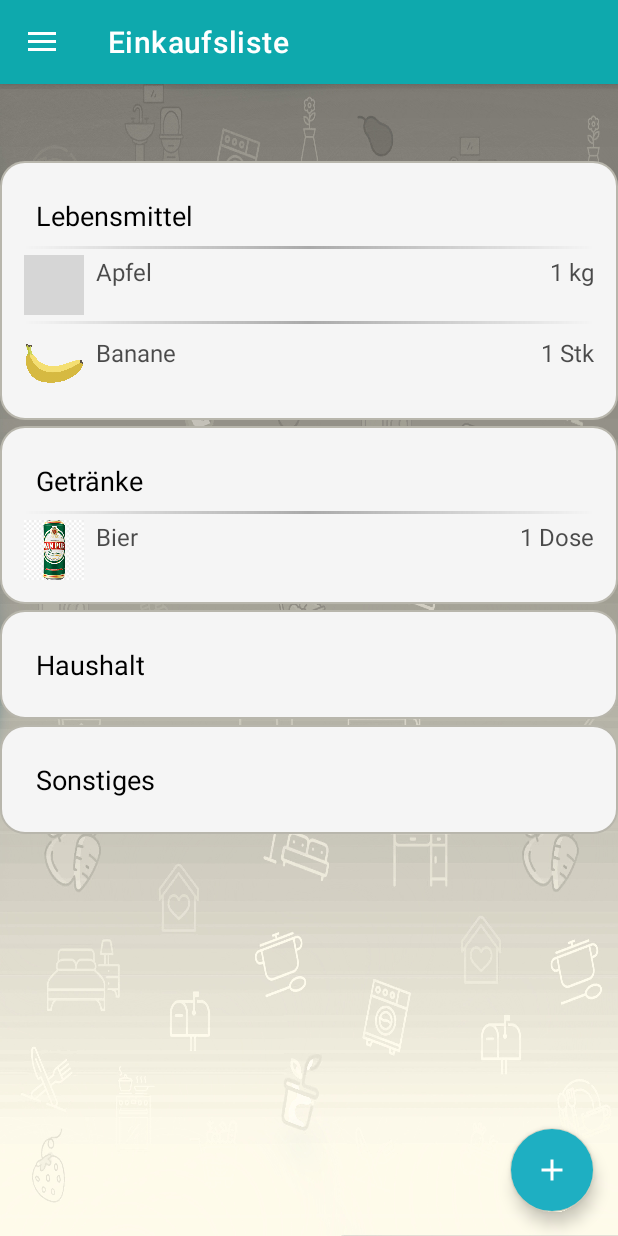
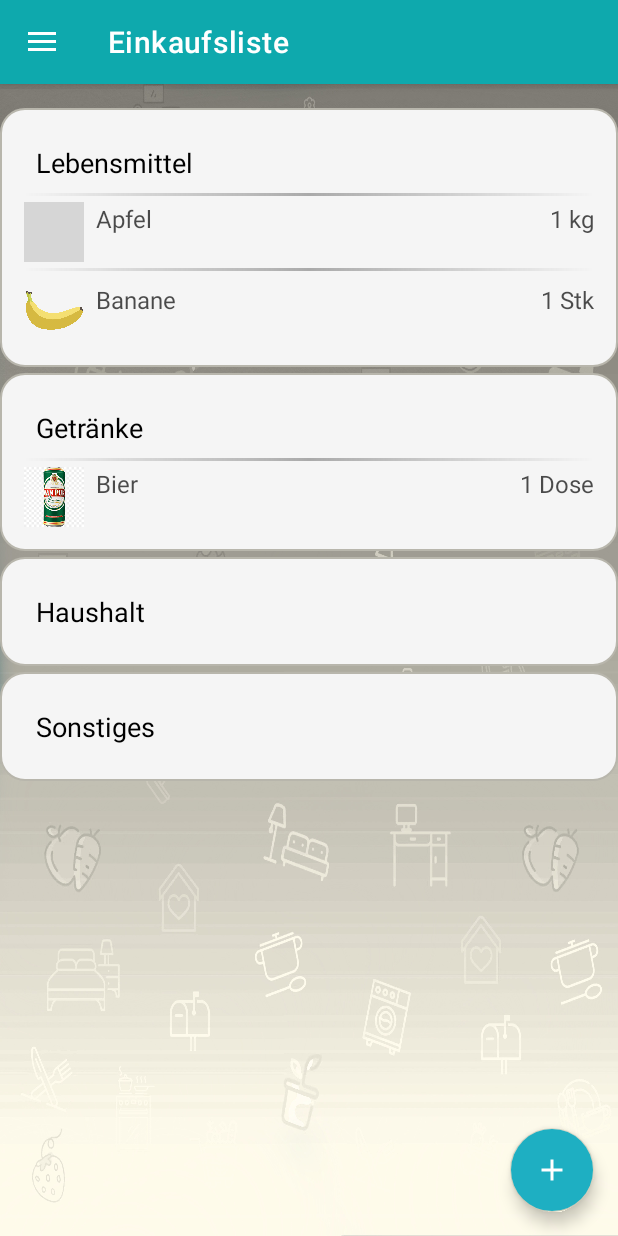
Before and after one commit to RetchBlade/SoftwarePraktikum, an Android app: the screen it shows after launch (MainActivity), in the side drawer, after a tap on "Einkaufsliste", on a phone screen of 412 x 824 dp. Run offline under Robolectric (Android 15) with nearby library versions, the phone set to English and light mode, and no system bars; our stand-ins replace navigation-ui; grey boxes are pictures that could not be loaded.

Commit message:
Container Positionen wurden verbessert - Frontend Einkaufsliste

```diff
--- a/app/src/main/res/layout/fragment_einkaufsliste.xml
+++ b/app/src/main/res/layout/fragment_einkaufsliste.xml
@@ -22,26 +22,29 @@
         app:layout_constraintStart_toStartOf="parent" />
 
     <!-- Lebensmittel Container -->
+
+    <!-- Getränke Container -->
+
     <LinearLayout
         android:id="@+id/lebensmittel_container"
         android:layout_width="0dp"
         android:layout_height="wrap_content"
+        android:background="@drawable/container_background"
         android:orientation="vertical"
         android:padding="16dp"
-        android:layout_marginTop="0dp"
-        android:background="@drawable/container_background"
-        app:layout_constraintTop_toBottomOf="@id/textSlideshow"
+        app:layout_constraintEnd_toEndOf="parent"
+        app:layout_constraintHorizontal_bias="0.0"
         app:layout_constraintStart_toStartOf="parent"
-        app:layout_constraintEnd_toEndOf="parent">
+        app:layout_constraintTop_toTopOf="parent">
 
         <TextView
             android:id="@+id/text_lebensmittel"
             android:layout_width="wrap_content"
             android:layout_height="wrap_content"
+            android:padding="8dp"
             android:text="Lebensmittel"
-            android:padding="8dp"
-            android:textSize="18sp"
-            android:textColor="@android:color/black" />
+            android:textColor="@android:color/black"
+            android:textSize="18sp" />
 
         <View
             android:layout_width="match_parent"
@@ -51,72 +54,71 @@
         <LinearLayout
             android:layout_width="match_parent"
             android:layout_height="wrap_content"
-            android:orientation="horizontal"
-            android:layout_marginTop="4dp">
+            android:layout_marginTop="4dp"
+            android:orientation="horizontal">
 
             <ImageView
                 android:layout_width="40dp"
                 android:layout_height="40dp"
-                android:src="@drawable/apple"
-                android:layout_marginEnd="8dp" />
+                android:layout_marginEnd="8dp"
+                android:src="@drawable/apple" />
 
             <TextView
                 android:layout_width="0dp"
                 android:layout_height="wrap_content"
                 android:layout_weight="1"
+                android:alpha="0.7"
                 android:text="Apfel"
-                android:textSize="16sp"
                 android:textColor="@android:color/black"
-                android:alpha="0.7" />
+                android:textSize="16sp" />
 
             <TextView
                 android:layout_width="wrap_content"
                 android:layout_height="wrap_content"
+                android:alpha="0.7"
                 android:text="1 kg"
-                android:textSize="16sp"
                 android:textColor="@android:color/black"
-                android:alpha="0.7" />
+                android:textSize="16sp" />
         </LinearLayout>
 
         <View
             android:layout_width="match_parent"
             android:layout_height="2dp"
-            android:background="@drawable/gradient_line"
             android:layout_marginTop="4dp"
-            android:layout_marginBottom="4dp" />
+            android:layout_marginBottom="4dp"
+            android:background="@drawable/gradient_line" />
 
         <LinearLayout
             android:layout_width="match_parent"
             android:layout_height="wrap_content"
-            android:orientation="horizontal"
-            android:layout_marginTop="4dp">
+            android:layout_marginTop="4dp"
+            android:orientation="horizontal">
 
             <ImageView
                 android:layout_width="40dp"
                 android:layout_height="40dp"
-                android:src="@drawable/banana"
-                android:layout_marginEnd="8dp" />
+                android:layout_marginEnd="8dp"
+                android:src="@drawable/banana" />
 
             <TextView
                 android:layout_width="0dp"
                 android:layout_height="wrap_content"
                 android:layout_weight="1"
+                android:alpha="0.7"
                 android:text="Banane"
-                android:textSize="16sp"
                 android:textColor="@android:color/black"
-                android:alpha="0.7" />
+                android:textSize="16sp" />
 
             <TextView
                 android:layout_width="wrap_content"
                 android:layout_height="wrap_content"
+                android:alpha="0.7"
                 android:text="1 Stk"
-                android:textSize="16sp"
                 android:textColor="@android:color/black"
-                android:alpha="0.7" />
+                android:textSize="16sp" />
         </LinearLayout>
     </LinearLayout>
 
-    <!-- Getränke Container -->
     <LinearLayout
         android:id="@+id/getranke_container"
         android:layout_width="0dp"
```
